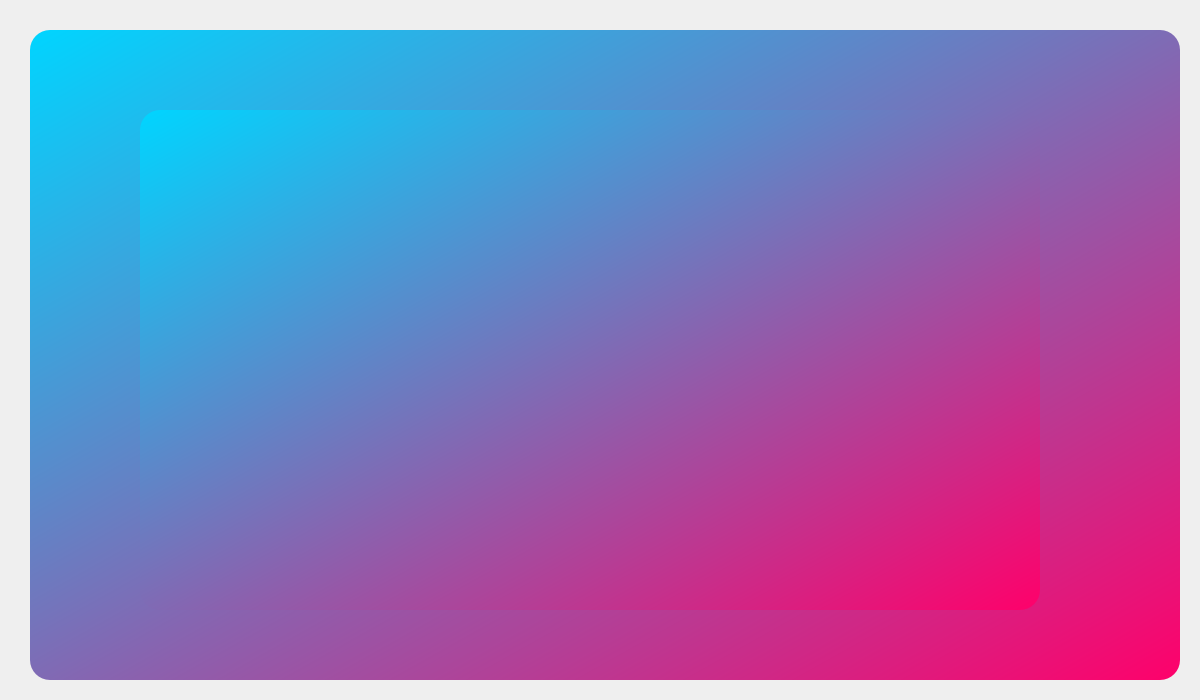
This is CoviCURE/Forms/Rapidcovid/messagepage.ui in ayush-regmi/CoviCURE as Qt 5 draws it before an edit. The edited form follows.
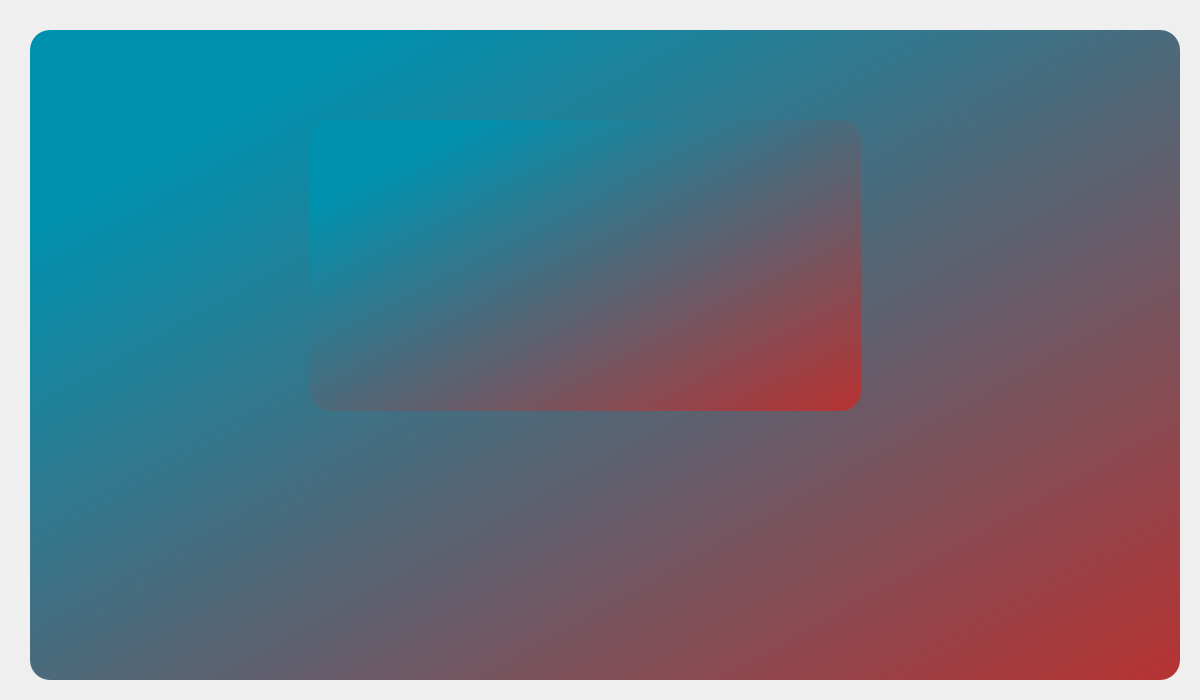
This is the edited form.

The edit to the form file:
```diff
--- a/CoviCURE/Forms/Rapidcovid/messagepage.ui
+++ b/CoviCURE/Forms/Rapidcovid/messagepage.ui
@@ -23,7 +23,7 @@
     </rect>
    </property>
    <property name="styleSheet">
-    <string notr="true">background-color: qlineargradient(spread:reflect, x1:0, y1:0, x2:1, y2:1, stop:0 rgba(0, 213, 255, 255), stop:1 rgba(255, 0, 106, 255));
+    <string notr="true">background-color: qlineargradient(spread:reflect, x1:0, y1:0, x2:1, y2:1, stop:0.153409 rgba(0, 145, 174, 255), stop:1 rgba(184, 50, 50, 255));
 border-radius: 20px;</string>
    </property>
    <property name="title">
@@ -35,10 +35,10 @@
    <widget class="QLabel" name="label_message">
     <property name="geometry">
      <rect>
-      <x>110</x>
-      <y>80</y>
-      <width>900</width>
-      <height>500</height>
+      <x>280</x>
+      <y>90</y>
+      <width>551</width>
+      <height>291</height>
      </rect>
     </property>
     <property name="font">
```
